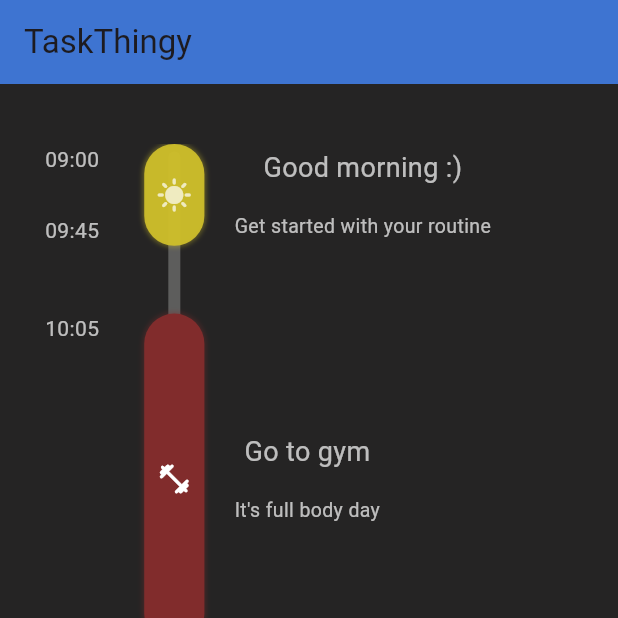
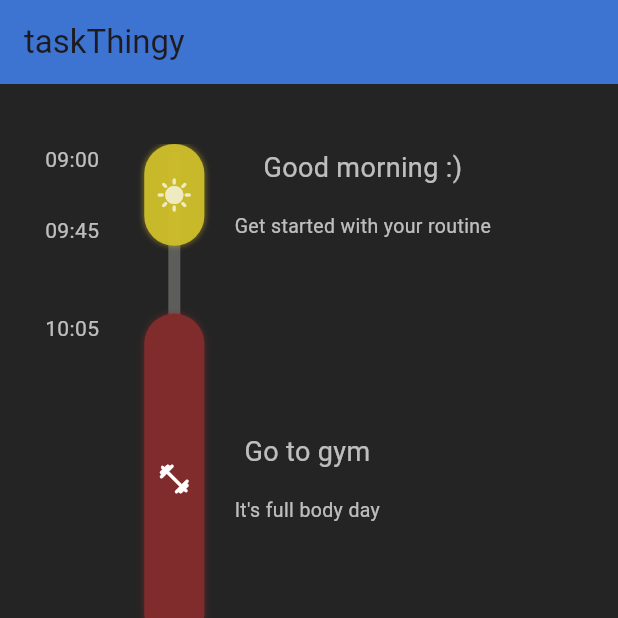
Before and after one commit to rohan-567/taskThingy, a Flutter app: the screen it shows after launch, on a phone screen of 412 x 824 dp, the top half of it. Run offline on Flutter 3.47's test engine with Material 3 defaults, Android fonts, the phone set to English and light mode, and no system bars; our stand-ins replace signals.

Commit message:
workflow test #7

```diff
--- a/lib/views/homePage.dart
+++ b/lib/views/homePage.dart
@@ -14,7 +14,7 @@ class MyHomePage extends StatelessWidget {
       persistentFooterAlignment: AlignmentDirectional.center,
       backgroundColor: const Color.fromARGB(255, 37, 36, 36),
       appBar: AppBar(
-        title: Text("TaskThingy"),
+        title: Text("taskThingy"),
         backgroundColor: const Color.fromARGB(202, 68, 137, 255),
       ),
       body: Padding(
```
